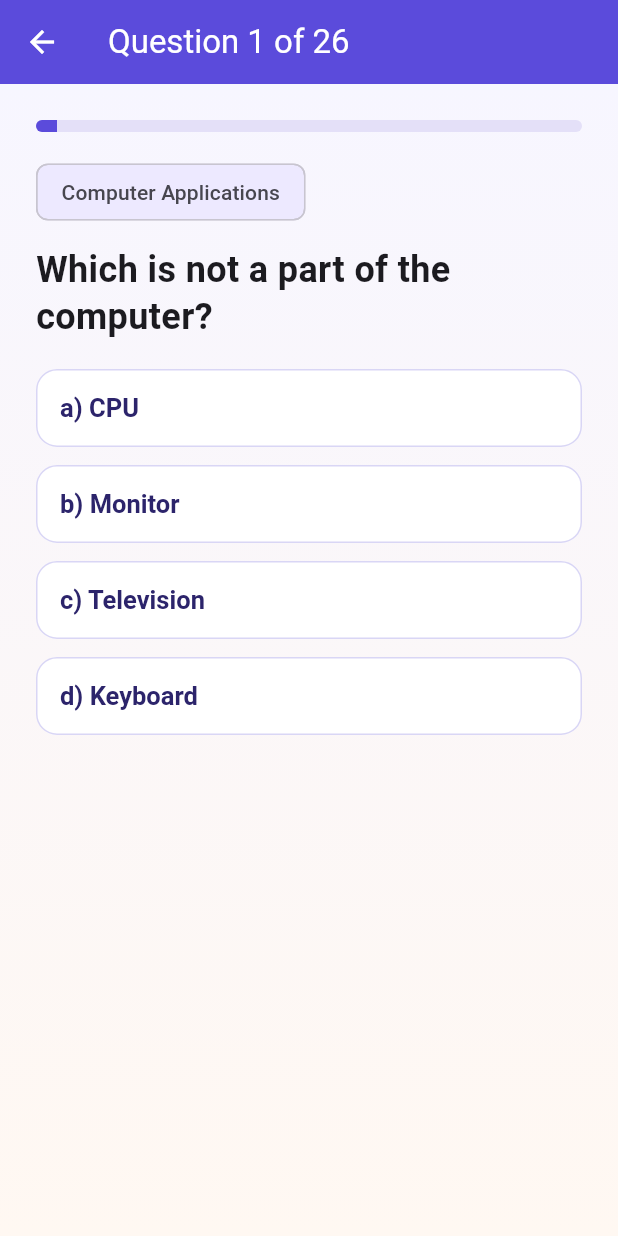
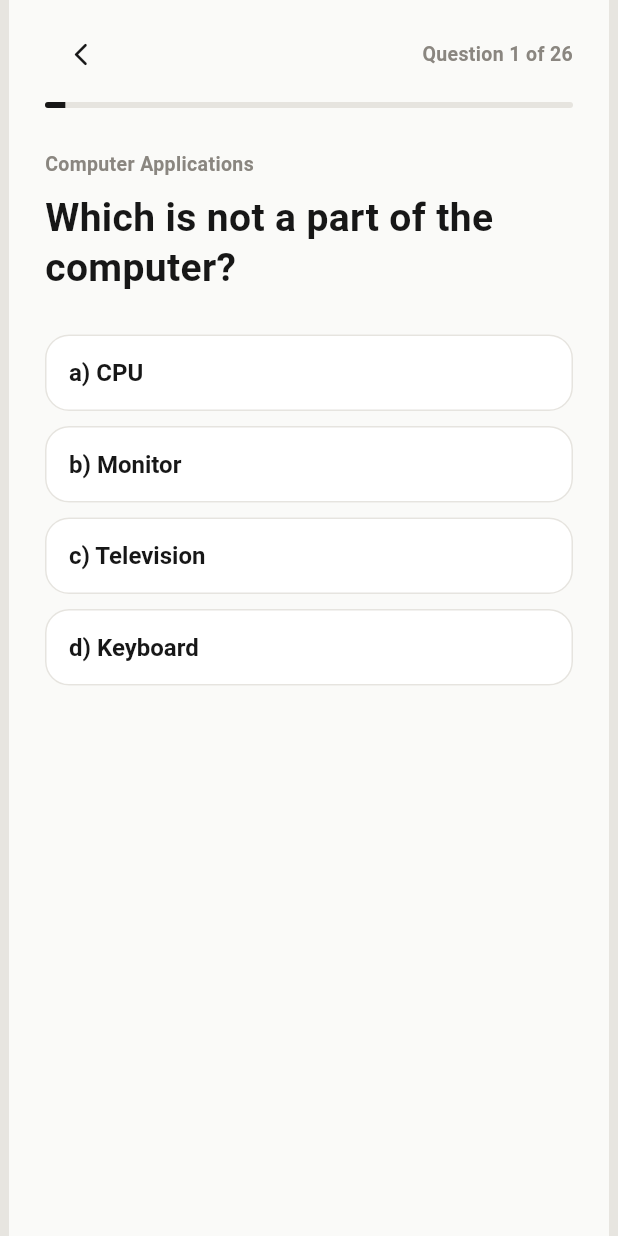
Before and after one commit to chinthu/exam, a Flutter app: the screen it shows after launch, after a tap on "Attend Quiz", on a phone screen of 412 x 824 dp. Run offline on Flutter 3.47's test engine with Material 3 defaults, Android fonts, the phone set to English and light mode, and no system bars; Roboto replaces fonts that are missing (Segoe UI).

Commit message:
Restyle the quiz as a phone screen and show a fading checkmark for correct answers.
Co-authored-by: Cursor <cursoragent@cursor.com>

```diff
--- a/lib/main.dart
+++ b/lib/main.dart
@@ -3,6 +3,13 @@ import 'dart:math';
 import 'package:flutter/material.dart';
 
 import 'questions.dart';
+
+const _ink = Color(0xFF171717);
+const _muted = Color(0xFF8A8680);
+const _paper = Color(0xFFFAFAF8);
+const _line = Color(0xFFE6E4DF);
+const _correct = Color(0xFF1F8A4C);
+const _wrong = Color(0xFFD14343);
 
 void main() {
   runApp(const ScholarshipQuizApp());
@@ -17,14 +24,52 @@ class ScholarshipQuizApp extends StatelessWidget {
       title: 'Scholarship Quiz',
       debugShowCheckedModeBanner: false,
       theme: ThemeData(
-        colorScheme: ColorScheme.fromSeed(
-          seedColor: const Color(0xFF5B4BDB),
-          primary: const Color(0xFF5B4BDB),
-          secondary: const Color(0xFFFF8A3D),
-        ),
         useMaterial3: true,
+        scaffoldBackgroundColor: _paper,
+        colorScheme: ColorScheme.fromSeed(seedColor: _ink, brightness: Brightness.light),
+        fontFamily: 'Segoe UI',
       ),
       home: const HomeScreen(),
+    );
+  }
+}
+
+class PhoneShell extends StatelessWidget {
+  const PhoneShell({super.key, required this.child});
+
+  final Widget child;
+
+  @override
+  Widget build(BuildContext context) {
+    return ColoredBox(
+      color: const Color(0xFFE7E5E0),
+      child: LayoutBuilder(
+        builder: (context, constraints) {
+          final framed = constraints.maxWidth > 520;
+          final radius = framed ? 36.0 : 0.0;
+          return Center(
+            child: Padding(
+              padding: EdgeInsets.symmetric(vertical: framed ? 28 : 0, horizontal: framed ? 16 : 0),
+              child: ConstrainedBox(
+                constraints: BoxConstraints(maxWidth: 400, maxHeight: framed ? 860 : double.infinity),
+                child: DecoratedBox(
+                  decoration: BoxDecoration(
+                    color: _paper,
+                    borderRadius: BorderRadius.circular(radius),
+                    boxShadow: framed
+                        ? const [BoxShadow(color: Color(0x1A000000), blurRadius: 40, offset: Offset(0, 18))]
+                        : null,
+                  ),
+                  child: ClipRRect(
+                    borderRadius: BorderRadius.circular(radius),
+                    child: child,
+                  ),
+                ),
+              ),
+            ),
+          );
+        },
+      ),
     );
   }
 }
@@ -35,46 +80,35 @@ class HomeScreen extends StatelessWidget {
   @override
   Widget build(BuildContext context) {
     final quizLength = categories.length * questionsPerCategory;
-    return Scaffold(
-      body: Container(
-        decoration: const BoxDecoration(
-          gradient: LinearGradient(
-            begin: Alignment.topLeft,
-            end: Alignment.bottomRight,
-            colors: [Color(0xFFEEF0FF), Color(0xFFFFF4EA)],
-          ),
-        ),
-        child: SafeArea(
-          child: Center(
-            child: ConstrainedBox(
-              constraints: const BoxConstraints(maxWidth: 760),
+    return PhoneShell(
+      child: Scaffold(
+        body: SafeArea(
           child: ListView(
-                padding: const EdgeInsets.symmetric(horizontal: 24, vertical: 32),
+            padding: const EdgeInsets.fromLTRB(24, 28, 24, 24),
             children: [
               const Text(
-                    'Scholarship Quiz',
-                    textAlign: TextAlign.center,
-                    style: TextStyle(
-                      fontSize: 40,
-                      fontWeight: FontWeight.w800,
-                      color: Color(0xFF2C246B),
+                'QUIZ',
+                style: TextStyle(letterSpacing: 3, fontSize: 12, fontWeight: FontWeight.w600, color: _muted),
               ),
+              const SizedBox(height: 10),
+              const Text(
+                'Scholarship\nQuiz',
+                style: TextStyle(fontSize: 40, height: 1.05, fontWeight: FontWeight.w700, color: _ink),
               ),
-                  const SizedBox(height: 8),
+              const SizedBox(height: 12),
               Text(
-                    '$quizLength questions  ·  2 from every topic',
-                    textAlign: TextAlign.center,
-                    style: const TextStyle(fontSize: 16, color: Color(0xFF5C567A)),
+                '$quizLength questions, two from every topic.',
+                style: const TextStyle(fontSize: 16, height: 1.4, color: _muted),
               ),
               const SizedBox(height: 28),
               FilledButton(
                 key: const Key('attend-quiz'),
                 style: FilledButton.styleFrom(
-                      backgroundColor: const Color(0xFFFF8A3D),
+                  backgroundColor: _ink,
                   foregroundColor: Colors.white,
-                      padding: const EdgeInsets.symmetric(vertical: 18),
-                      textStyle: const TextStyle(fontSize: 20, fontWeight: FontWeight.w700),
+                  minimumSize: const Size.fromHeight(54),
                   shape: RoundedRectangleBorder(borderRadius: BorderRadius.circular(16)),
+                  textStyle: const TextStyle(fontSize: 16, fontWeight: FontWeight.w600),
                 ),
                 onPressed: () {
                   final quiz = pickQuiz(questionBank, Random());
@@ -84,27 +118,22 @@ class HomeScreen extends StatelessWidget {
                 },
                 child: const Text('Attend Quiz'),
               ),
-                  const SizedBox(height: 28),
+              const SizedBox(height: 36),
               const Text(
                 'Topics',
-                    style: TextStyle(fontSize: 18, fontWeight: FontWeight.w700, color: Color(0xFF2C246B)),
+                style: TextStyle(fontSize: 13, fontWeight: FontWeight.w600, color: _muted),
               ),
-                  const SizedBox(height: 12),
-                  Wrap(
-                    spacing: 8,
-                    runSpacing: 8,
-                    children: [
+              const SizedBox(height: 8),
               for (final category in categories)
-                        Chip(
-                          label: Text(category),
-                          backgroundColor: Colors.white,
-                          side: const BorderSide(color: Color(0xFFD9D6F5)),
+                Container(
+                  width: double.infinity,
+                  padding: const EdgeInsets.symmetric(vertical: 14),
+                  decoration: const BoxDecoration(
+                    border: Border(bottom: BorderSide(color: _line)),
+                  ),
+                  child: Text(category, style: const TextStyle(fontSize: 15, color: _ink)),
                 ),
             ],
-                  ),
-                ],
-              ),
-            ),
           ),
         ),
       ),
@@ -126,6 +155,7 @@ class _QuizScreenState extends State<QuizScreen> {
   int _score = 0;
   int? _selected;
   bool _locked = false;
+  bool _showTick = false;
 
   Question get _question => widget.questions[_index];
 
@@ -135,16 +165,13 @@ class _QuizScreenState extends State<QuizScreen> {
     setState(() {
       _locked = true;
       _selected = optionIndex;
-      if (isCorrect) _score += 1;
+      if (isCorrect) {
+        _score += 1;
+        _showTick = true;
+      }
     });
 
-    if (isCorrect) {
-      Future.delayed(const Duration(milliseconds: 700), () {
-        if (!mounted || !_locked) return;
-        _goNext();
-      });
-      return;
-    }
+    if (isCorrect) return;
 
     final letter = String.fromCharCode(97 + _question.correctIndex);
     final answer = _question.correctAnswer;
@@ -153,11 +180,14 @@ class _QuizScreenState extends State<QuizScreen> {
       barrierDismissible: false,
       builder: (dialogContext) {
         return AlertDialog(
-          title: const Text('Correct answer'),
+          backgroundColor: _paper,
+          shape: RoundedRectangleBorder(borderRadius: BorderRadius.circular(20)),
+          title: const Text('Correct answer', style: TextStyle(fontWeight: FontWeight.w700)),
           content: Text('The correct answer is: $letter) $answer'),
           actions: [
             FilledButton(
               key: const Key('wrong-answer-ok'),
+              style: FilledButton.styleFrom(backgroundColor: _ink, foregroundColor: Colors.white),
               onPressed: () => Navigator.of(dialogContext).pop(),
               child: const Text('OK'),
             ),
@@ -170,6 +200,7 @@ class _QuizScreenState extends State<QuizScreen> {
   }
 
   void _goNext() {
+    if (!mounted) return;
     if (_index + 1 >= widget.questions.length) {
       Navigator.of(context).pushReplacement(
         MaterialPageRoute(
@@ -182,13 +213,14 @@ class _QuizScreenState extends State<QuizScreen> {
       _index += 1;
       _selected = null;
       _locked = false;
+      _showTick = false;
     });
   }
 
   Color? _optionColor(int optionIndex) {
     if (_selected == null) return null;
-    if (optionIndex == _question.correctIndex) return const Color(0xFF1B8A4A);
-    if (optionIndex == _selected) return const Color(0xFFD64545);
+    if (optionIndex == _question.correctIndex) return _correct;
+    if (optionIndex == _selected) return _wrong;
     return null;
   }
 
@@ -196,66 +228,119 @@ class _QuizScreenState extends State<QuizScreen> {
   Widget build(BuildContext context) {
     final question = _question;
     final progress = (_index + 1) / widget.questions.length;
-    return Scaffold(
-      appBar: AppBar(
-        title: Text('Question ${_index + 1} of ${widget.questions.length}'),
-        backgroundColor: const Color(0xFF5B4BDB),
-        foregroundColor: Colors.white,
+    return PhoneShell(
+      child: Scaffold(
+        body: SafeArea(
+          child: Stack(
+            children: [
+              ListView(
+                padding: const EdgeInsets.fromLTRB(24, 12, 24, 24),
+                children: [
+                  Row(
+                    children: [
+                      IconButton(
+                        onPressed: () => Navigator.of(context).maybePop(),
+                        icon: const Icon(Icons.arrow_back_ios_new_rounded, size: 18, color: _ink),
                       ),
-      body: Container(
-        decoration: const BoxDecoration(
-          gradient: LinearGradient(
-            begin: Alignment.topCenter,
-            end: Alignment.bottomCenter,
-            colors: [Color(0xFFF7F6FF), Color(0xFFFFF8F2)],
+                      const Spacer(),
+                      Text(
+                        'Question ${_index + 1} of ${widget.questions.length}',
+                        style: const TextStyle(fontSize: 13, fontWeight: FontWeight.w600, color: _muted),
+                      ),
+                    ],
+                  ),
+                  const SizedBox(height: 8),
+                  ClipRRect(
+                    borderRadius: BorderRadius.circular(99),
+                    child: LinearProgressIndicator(
+                      value: progress,
+                      minHeight: 4,
+                      backgroundColor: _line,
+                      color: _ink,
                     ),
                   ),
-        child: Center(
-          child: ConstrainedBox(
-            constraints: const BoxConstraints(maxWidth: 760),
-            child: ListView(
-              padding: const EdgeInsets.all(24),
-              children: [
-                ClipRRect(
-                  borderRadius: BorderRadius.circular(8),
-                  child: LinearProgressIndicator(
-                    value: progress,
-                    minHeight: 8,
-                    backgroundColor: const Color(0xFFE4E0F8),
-                    color: const Color(0xFF5B4BDB),
+                  const SizedBox(height: 28),
+                  Text(
+                    question.category,
+                    style: const TextStyle(fontSize: 13, fontWeight: FontWeight.w600, color: _muted),
                   ),
-                ),
-                const SizedBox(height: 16),
-                Align(
-                  alignment: Alignment.centerLeft,
-                  child: Chip(
-                    label: Text(question.category),
-                    backgroundColor: const Color(0xFFEDE9FF),
-                  ),
-                ),
-                const SizedBox(height: 12),
+                  const SizedBox(height: 10),
                   Text(
                     question.prompt,
-                  style: const TextStyle(fontSize: 24, fontWeight: FontWeight.w700, height: 1.3),
+                    style: const TextStyle(fontSize: 26, height: 1.25, fontWeight: FontWeight.w700, color: _ink),
                   ),
-                const SizedBox(height: 20),
+                  const SizedBox(height: 28),
                   for (var i = 0; i < question.options.length; i++) ...[
                     _OptionButton(
                       label: '${String.fromCharCode(97 + i)}) ${question.options[i]}',
                       color: _optionColor(i),
                       onPressed: _locked ? null : () => _choose(i),
                     ),
-                  const SizedBox(height: 12),
+                    const SizedBox(height: 10),
                   ],
-                if (_selected != null && _selected == question.correctIndex)
-                  const Text(
-                    'Correct! Next question...',
-                    style: TextStyle(color: Color(0xFF1B8A4A), fontWeight: FontWeight.w700),
+                ],
+              ),
+              if (_showTick)
+                Positioned.fill(
+                  child: IgnorePointer(
+                    child: Center(
+                      child: _TickMark(onFinished: _goNext),
+                    ),
+                  ),
                 ),
             ],
           ),
         ),
       ),
+    );
+  }
+}
+
+class _TickMark extends StatefulWidget {
+  const _TickMark({required this.onFinished});
+
+  final VoidCallback onFinished;
+
+  @override
+  State<_TickMark> createState() => _TickMarkState();
+}
+
+class _TickMarkState extends State<_TickMark> with SingleTickerProviderStateMixin {
+  late final AnimationController _controller;
+
+  @override
+  void initState() {
+    super.initState();
+    _controller = AnimationController(vsync: this, duration: const Duration(milliseconds: 1100))
+      ..forward().whenComplete(() {
+        if (mounted) widget.onFinished();
+      });
+  }
+
+  @override
+  void dispose() {
+    _controller.dispose();
+    super.dispose();
+  }
+
+  @override
+  Widget build(BuildContext context) {
+    return AnimatedBuilder(
+      animation: _controller,
+      builder: (context, child) {
+        final t = _controller.value;
+        final appear = Curves.easeOutBack.transform((t / 0.35).clamp(0.0, 1.0));
+        final fade = t < 0.62 ? 1.0 : (1 - ((t - 0.62) / 0.38)).clamp(0.0, 1.0);
+        return Opacity(
+          opacity: fade,
+          child: Transform.scale(scale: 0.55 + (0.45 * appear), child: child),
+        );
+      },
+      child: Container(
+        width: 92,
+        height: 92,
+        decoration: const BoxDecoration(color: _correct, shape: BoxShape.circle),
+        child: const Icon(Icons.check_rounded, color: Colors.white, size: 56),
       ),
     );
   }
@@ -281,16 +366,16 @@ class _OptionButton extends StatelessWidget {
         style: ElevatedButton.styleFrom(
           elevation: 0,
           backgroundColor: filled ? color : Colors.white,
-          foregroundColor: filled ? Colors.white : const Color(0xFF2C246B),
+          foregroundColor: filled ? Colors.white : _ink,
           disabledBackgroundColor: filled ? color : Colors.white,
-          disabledForegroundColor: filled ? Colors.white : const Color(0xFF2C246B),
+          disabledForegroundColor: filled ? Colors.white : _ink,
           padding: const EdgeInsets.symmetric(horizontal: 16, vertical: 16),
           alignment: Alignment.centerLeft,
           shape: RoundedRectangleBorder(
-            borderRadius: BorderRadius.circular(14),
-            side: BorderSide(color: filled ? color! : const Color(0xFFD9D6F5)),
+            borderRadius: BorderRadius.circular(16),
+            side: BorderSide(color: filled ? color! : _line),
           ),
-          textStyle: const TextStyle(fontSize: 17, fontWeight: FontWeight.w600),
+          textStyle: const TextStyle(fontSize: 16, fontWeight: FontWeight.w600),
         ),
         onPressed: onPressed,
         child: Text(label),
@@ -307,43 +392,37 @@ class ScoreScreen extends StatelessWidget {
 
   @override
   Widget build(BuildContext context) {
-    return Scaffold(
-      body: Container(
-        decoration: const BoxDecoration(
-          gradient: LinearGradient(
-            begin: Alignment.topLeft,
-            end: Alignment.bottomRight,
-            colors: [Color(0xFFEEF0FF), Color(0xFFFFF4EA)],
-          ),
-        ),
-        child: Center(
-          child: ConstrainedBox(
-            constraints: const BoxConstraints(maxWidth: 480),
+    return PhoneShell(
+      child: Scaffold(
+        body: SafeArea(
           child: Padding(
             padding: const EdgeInsets.all(24),
             child: Column(
-                mainAxisAlignment: MainAxisAlignment.center,
+              crossAxisAlignment: CrossAxisAlignment.start,
               children: [
+                const Spacer(),
                 const Text(
-                    'Your score',
-                    style: TextStyle(fontSize: 18, color: Color(0xFF5C567A)),
+                  'SCORE',
+                  style: TextStyle(letterSpacing: 3, fontSize: 12, fontWeight: FontWeight.w600, color: _muted),
                 ),
-                  const SizedBox(height: 8),
+                const SizedBox(height: 12),
                 Text(
                   '$score / $total',
                   key: const Key('score-total'),
-                    style: const TextStyle(
-                      fontSize: 56,
-                      fontWeight: FontWeight.w800,
-                      color: Color(0xFF2C246B),
+                  style: const TextStyle(fontSize: 64, height: 1, fontWeight: FontWeight.w700, color: _ink),
                 ),
+                const SizedBox(height: 12),
+                const Text(
+                  'That is the end of this quiz.',
+                  style: TextStyle(fontSize: 16, color: _muted),
                 ),
-                  const SizedBox(height: 28),
+                const Spacer(),
                 FilledButton(
                   style: FilledButton.styleFrom(
-                      backgroundColor: const Color(0xFFFF8A3D),
+                    backgroundColor: _ink,
                     foregroundColor: Colors.white,
-                      minimumSize: const Size.fromHeight(52),
+                    minimumSize: const Size.fromHeight(54),
+                    shape: RoundedRectangleBorder(borderRadius: BorderRadius.circular(16)),
                   ),
                   onPressed: () {
                     final quiz = pickQuiz(questionBank, Random());
@@ -353,9 +432,14 @@ class ScoreScreen extends StatelessWidget {
                   },
                   child: const Text('Attend Quiz again'),
                 ),
-                  const SizedBox(height: 12),
+                const SizedBox(height: 10),
                 OutlinedButton(
-                    style: OutlinedButton.styleFrom(minimumSize: const Size.fromHeight(52)),
+                  style: OutlinedButton.styleFrom(
+                    foregroundColor: _ink,
+                    minimumSize: const Size.fromHeight(54),
+                    side: const BorderSide(color: _line),
+                    shape: RoundedRectangleBorder(borderRadius: BorderRadius.circular(16)),
+                  ),
                   onPressed: () {
                     Navigator.of(context).pushAndRemoveUntil(
                       MaterialPageRoute(builder: (_) => const HomeScreen()),
@@ -369,7 +453,6 @@ class ScoreScreen extends StatelessWidget {
           ),
         ),
       ),
-      ),
     );
   }
 }
```
Lines whose indentation alone changed are shown as unchanged.
